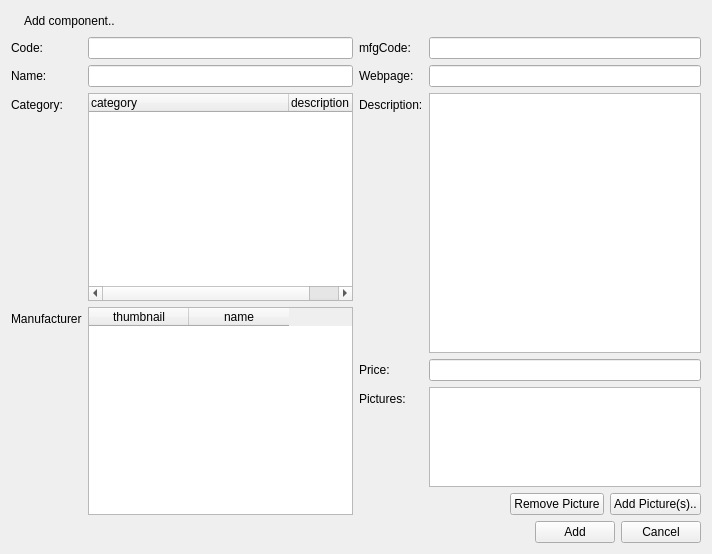
Qt form client/uiforms/component_add.ui (Wolframe/configurator) before a commit.
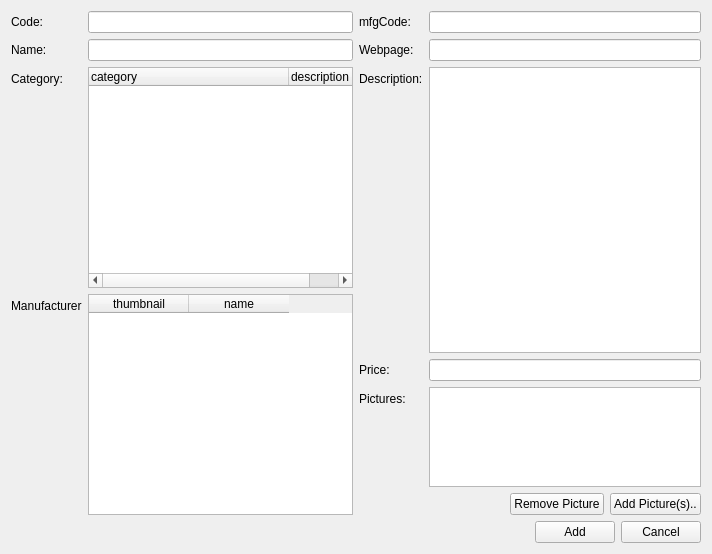
The same form after that commit. Icons and pictures are not drawn.

What changed in the file:
```diff
--- a/client/uiforms/component_add.ui
+++ b/client/uiforms/component_add.ui
@@ -14,41 +14,7 @@
    <string>Add component</string>
   </property>
   <layout class="QGridLayout" name="gridLayout">
-   <item row="1" column="0" colspan="2">
-    <layout class="QHBoxLayout" name="horizontalLayout_3">
-     <item>
-      <widget class="QLabel" name="label_2">
-       <property name="text">
-        <string/>
-       </property>
-       <property name="pixmap">
-        <pixmap resource="../configurator.qrc">:/images/brick_add.png</pixmap>
-       </property>
-      </widget>
-     </item>
-     <item>
-      <widget class="QLabel" name="label_4">
-       <property name="text">
-        <string>Add component..</string>
-       </property>
-      </widget>
-     </item>
-     <item>
-      <spacer name="horizontalSpacer_2">
-       <property name="orientation">
-        <enum>Qt::Horizontal</enum>
-       </property>
-       <property name="sizeHint" stdset="0">
-        <size>
-         <width>40</width>
-         <height>20</height>
-        </size>
-       </property>
-      </spacer>
-     </item>
-    </layout>
-   </item>
-   <item row="12" column="1">
+   <item row="11" column="1">
     <layout class="QHBoxLayout" name="horizontalLayout">
      <item>
       <spacer name="horizontalSpacer">
@@ -88,7 +54,7 @@
      </item>
     </layout>
    </item>
-   <item row="2" column="0">
+   <item row="1" column="0">
     <layout class="QFormLayout" name="formLayout_3">
      <property name="fieldGrowthPolicy">
       <enum>QFormLayout::AllNonFixedFieldsGrow</enum>
@@ -224,7 +190,7 @@
      </item>
     </layout>
    </item>
-   <item row="2" column="1">
+   <item row="1" column="1">
     <layout class="QFormLayout" name="formLayout_4">
      <item row="0" column="1">
       <widget class="QLineEdit" name="mfgCode"/>
```
Left out of the diff: 4 changed lines with no effect on the pictures.
